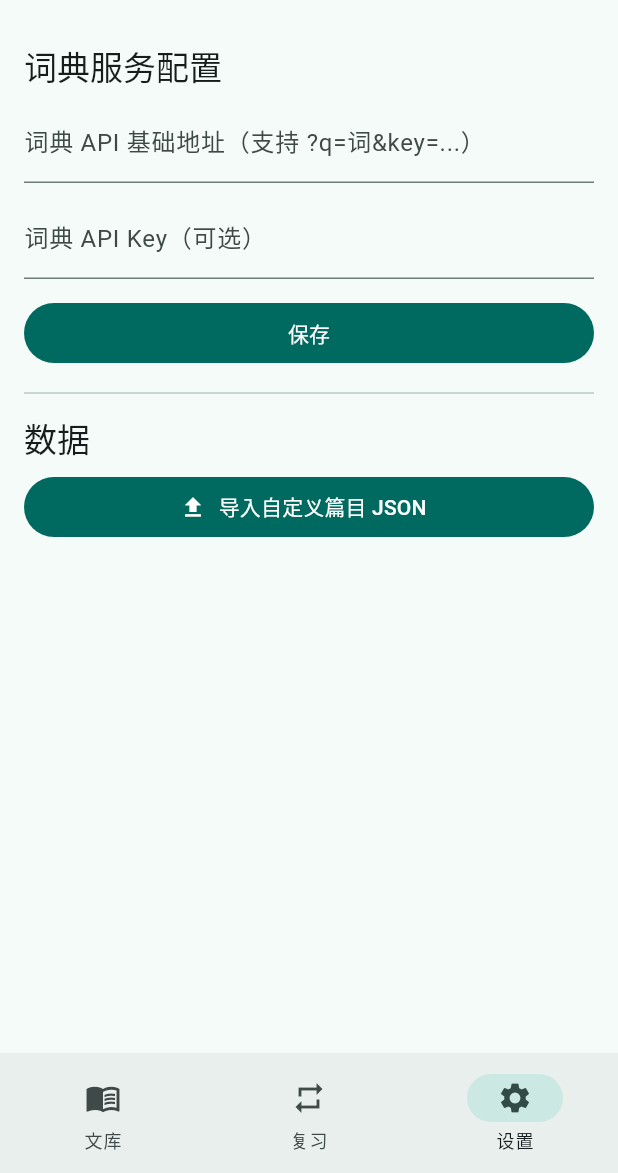
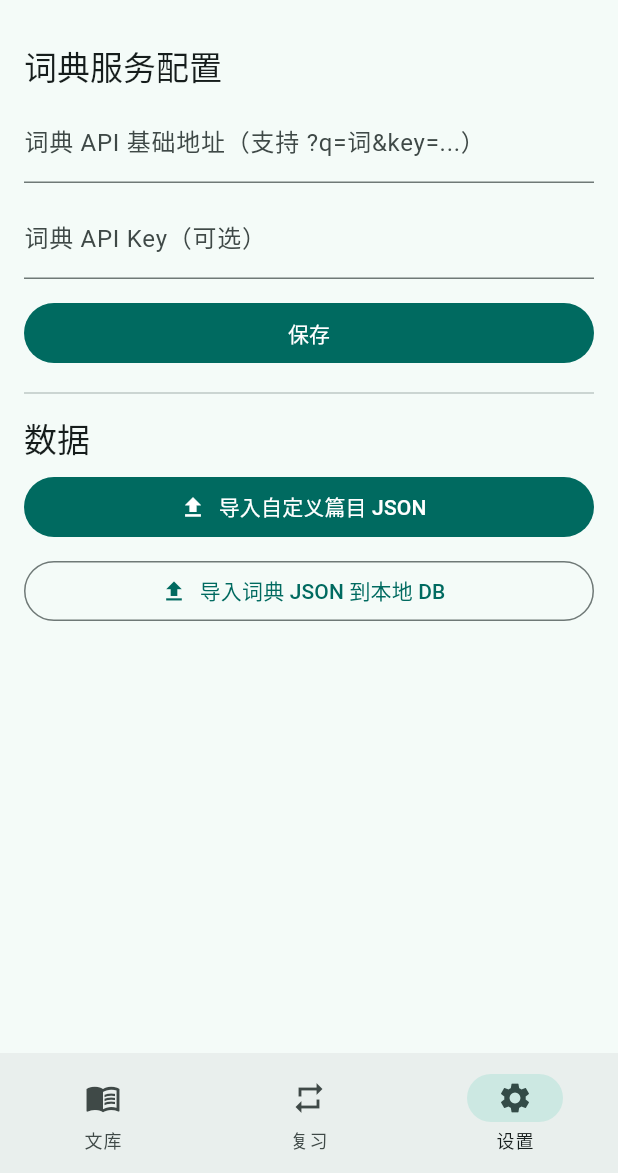
Before and after one commit to lantianhcgp/wenyan, a Flutter app: the screen it shows after launch, item 3 of the bottom bar chosen, on a phone screen of 412 x 824 dp, the part 63-1236 px from its top. Run offline on Flutter 3.47's test engine with Material 3 defaults, Android fonts, the phone set to English and light mode, and no system bars; our stand-ins replace file_picker, shared_preferences, sqflite; accounts and stored records are empty.

Commit message:
feat(settings): import dictionary JSON -> local SQLite; add UI buttons; add schema doc; update settings

```diff
--- /dev/null
+++ b/lib/features/settings/dictionary_import_button.dart
@@ -0,0 +1,29 @@
+import 'dart:io';
+import 'package:file_picker/file_picker.dart';
+import 'package:flutter/material.dart';
+import '../../data/dictionary_db.dart';
+
+class DictionaryImportButton extends StatelessWidget {
+  const DictionaryImportButton({super.key});
+
+  Future<void> _pickAndImport(BuildContext context) async {
+    final res = await FilePicker.platform.pickFiles(type: FileType.custom, allowedExtensions: ['json']);
+    if (res != null && res.files.isNotEmpty) {
+      final f = res.files.single;
+      final bytes = f.bytes ?? await File(f.path!).readAsBytes();
+      final n = await DictionaryDb.importJson(String.fromCharCodes(bytes));
+      if (context.mounted) {
+        ScaffoldMessenger.of(context).showSnackBar(SnackBar(content: Text('已导入词条 $n 条')));
+      }
+    }
+  }
+
+  @override
+  Widget build(BuildContext context) {
+    return OutlinedButton.icon(
+      onPressed: () => _pickAndImport(context),
+      icon: const Icon(Icons.file_upload),
+      label: const Text('导入词典 JSON 到本地 DB'),
+    );
+  }
+}
--- a/lib/features/settings/settings_page.dart
+++ b/lib/features/settings/settings_page.dart
@@ -1,6 +1,7 @@
 import 'package:flutter/material.dart';
 import 'package:shared_preferences/shared_preferences.dart';
 import 'import_button.dart';
+import 'dictionary_import_button.dart';
 
 class SettingsPage extends StatefulWidget {
   const SettingsPage({super.key});
@@ -50,6 +51,8 @@ class _SettingsPageState extends State<SettingsPage> {
           Text('数据', style: Theme.of(context).textTheme.titleLarge),
           const SizedBox(height: 8),
           const ImportButton(),
+          const SizedBox(height: 8),
+          const DictionaryImportButton(),
         ],
       ),
     );
```
Also changed, not shown: lib/data/dictionary_db.dart (+41 -1 lines), 1 other file.
